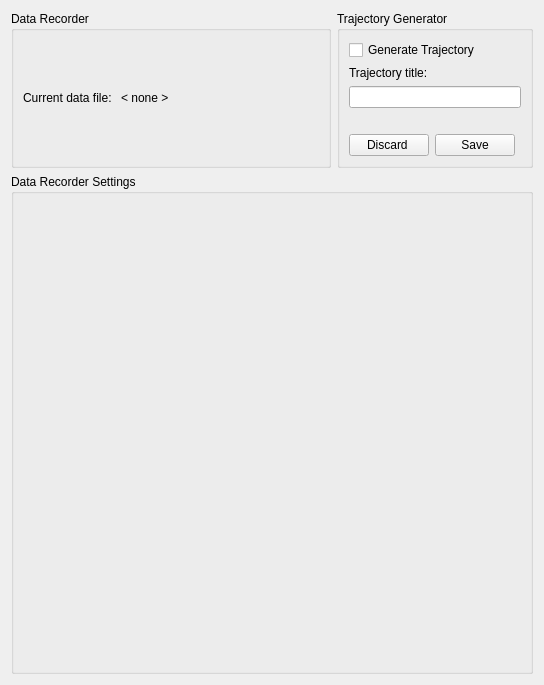
Old version of the form modules/datarecorder/dialog/datarecorder.ui in the repository tud-hri/joan.
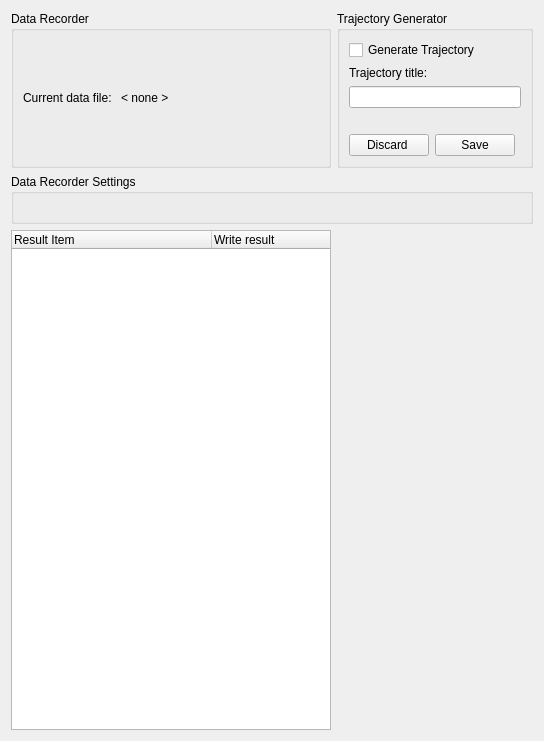
New version of the form.

Commit message: first step to datarecorder recursives news settings from other modules

```diff
--- a/modules/datarecorder/dialog/datarecorder.ui
+++ b/modules/datarecorder/dialog/datarecorder.ui
@@ -159,7 +159,7 @@
      <property name="minimumSize">
       <size>
        <width>0</width>
-       <height>500</height>
+       <height>50</height>
       </size>
      </property>
      <property name="title">
@@ -168,6 +168,45 @@
      <layout class="QVBoxLayout" name="verticalLayout_items"/>
     </widget>
    </item>
+
+   <item>
+    <widget class="QTreeWidget" name="treeWidget">
+     <attribute name="headerMinimumSectionSize">
+      <number>100</number>
+     </attribute>
+     <attribute name="headerDefaultSectionSize">
+      <number>200</number>
+     </attribute>
+     <column>
+      <property name="text">
+       <string>Result Item</string>
+      </property>
+     </column>
+     <column>
+      <property name="text">
+       <string>Write result</string>
+      </property>
+     </column>
+
+     <property name="sizePolicy">
+      <sizepolicy hsizetype="Preferred" vsizetype="MinimumExpanding">
+       <horstretch>0</horstretch>
+       <verstretch>0</verstretch>
+      </sizepolicy>
+     </property>
+     <property name="minimumSize">
+      <size>
+       <width>0</width>
+       <height>500</height>
+      </size>
+     </property>
+
+
+
+    </widget>
+   </item>
+
+
   </layout>
  </widget>
  <resources/>
```
The commit also changes 3 other files.
